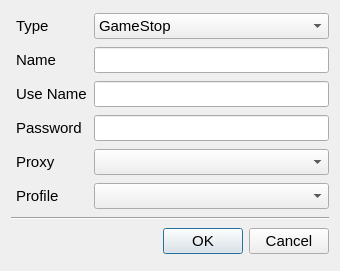
The window that rabbit/view/ui/new_account.ui (phongtran0715/shoppingbot) describes before a commit, drawn with Qt 5.
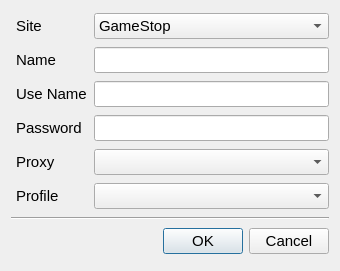
The same window after the commit.

What changed in the file:
```diff
--- a/rabbit/view/ui/new_account.ui
+++ b/rabbit/view/ui/new_account.ui
@@ -101,7 +101,7 @@
       </sizepolicy>
      </property>
      <property name="text">
-      <string>Type</string>
+      <string>Site</string>
      </property>
      <property name="margin">
       <number>5</number>
```
Left out of the diff: 18 changed lines with no effect on the pictures.
